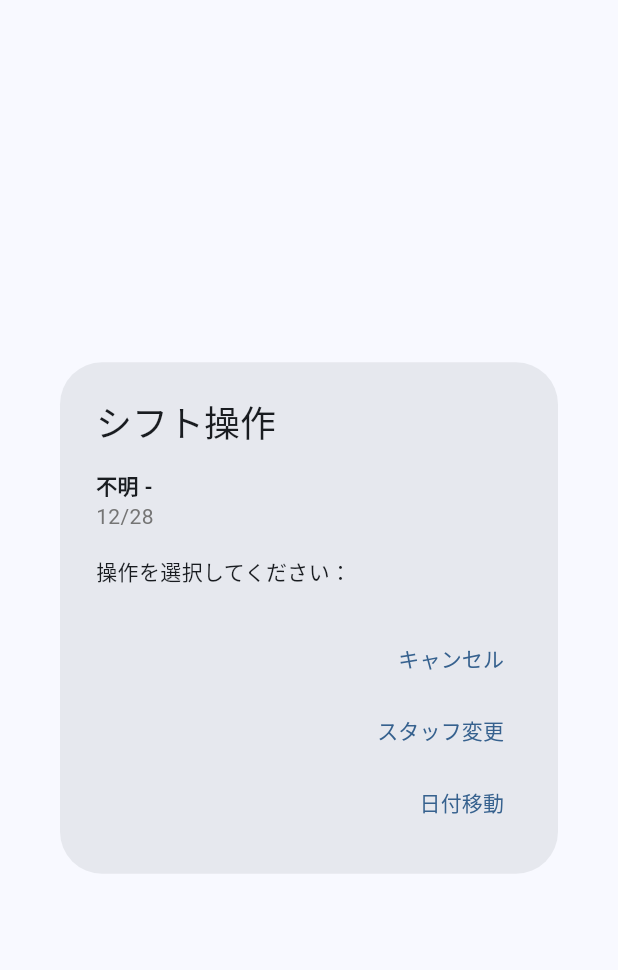
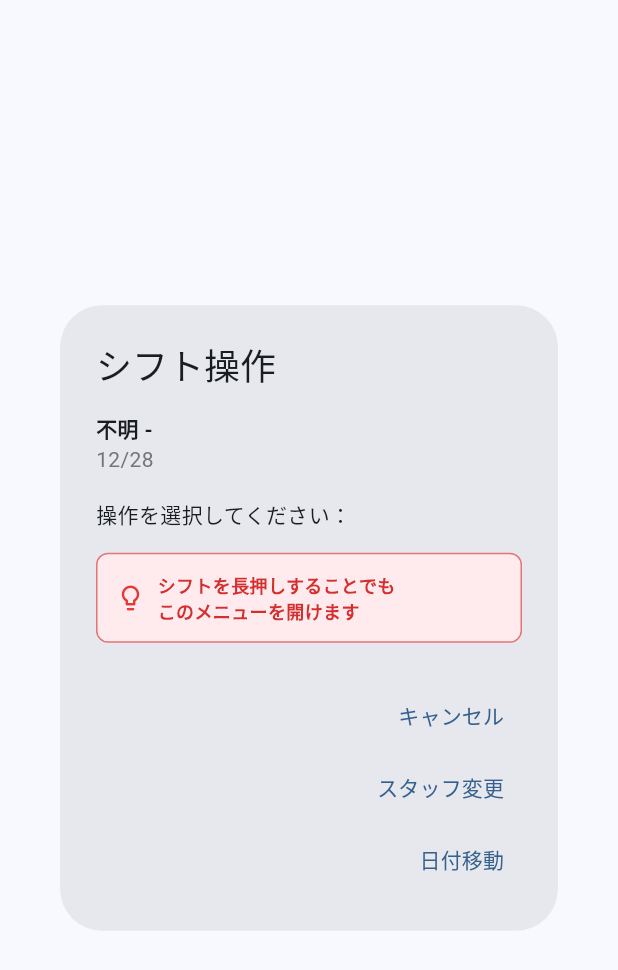
Before and after one commit to shi-takahashi/shift_kobo, a Flutter app: the ShiftQuickActionDialog widget shown alone on an empty page, opened directly with empty values, on a phone screen of 412 x 824 dp. Shown: the top 970 px of the screen. Run offline on Flutter 3.47's test engine with Material 3 defaults, Android fonts, the phone set to English and light mode, and no system bars; our stand-ins replace cloud_firestore, cloud_functions, file_picker, firebase_analytics, firebase_auth, firebase_core and 10 more; missing offline and left inert: excel, holiday_jp; accounts and stored records are empty; network calls fail.

Commit message:
シフトメニューに操作を追加し、クイックアクションダイアログを表示

```diff
--- a/lib/screens/calendar_screen.dart
+++ b/lib/screens/calendar_screen.dart
@@ -1266,6 +1266,9 @@ class _ShiftTile extends StatelessWidget {
                         case 'edit':
                           onEdit(shift);
                           break;
+                        case 'action':
+                          if (onQuickAction != null) onQuickAction!(shift);
+                          break;
                         case 'delete':
                           if (onDelete != null) onDelete!(shift);
                           break;
@@ -1279,6 +1282,16 @@ class _ShiftTile extends StatelessWidget {
                             Icon(Icons.edit, size: 20),
                             SizedBox(width: 8),
                             Text('編集'),
+                          ],
+                        ),
+                      ),
+                      const PopupMenuItem(
+                        value: 'action',
+                        child: Row(
+                          children: [
+                            Icon(Icons.swap_horiz, size: 20, color: Colors.blue),
+                            SizedBox(width: 8),
+                            Text('操作', style: TextStyle(color: Colors.blue)),
                           ],
                         ),
                       ),
--- a/lib/widgets/shift_quick_action_dialog.dart
+++ b/lib/widgets/shift_quick_action_dialog.dart
@@ -1,9 +1,12 @@
 import 'package:flutter/material.dart';
 import 'package:provider/provider.dart';
+import 'package:shared_preferences/shared_preferences.dart';
 import '../models/shift.dart';
 import '../models/staff.dart';
 import '../providers/staff_provider.dart';
 import '../providers/shift_provider.dart';
+
+const String _kQuickActionHintShownKey = 'quick_action_hint_shown';
 
 class ShiftQuickActionDialog extends StatefulWidget {
   final Shift shift;
@@ -20,6 +23,26 @@ class ShiftQuickActionDialog extends StatefulWidget {
 }
 
 class _ShiftQuickActionDialogState extends State<ShiftQuickActionDialog> {
+  bool _showHint = false;
+
+  @override
+  void initState() {
+    super.initState();
+    _checkFirstTimeHint();
+  }
+
+  Future<void> _checkFirstTimeHint() async {
+    final prefs = await SharedPreferences.getInstance();
+    final hintShown = prefs.getBool(_kQuickActionHintShownKey) ?? false;
+    if (!hintShown && mounted) {
+      setState(() {
+        _showHint = true;
+      });
+      // フラグを保存（次回以降は表示しない）
+      await prefs.setBool(_kQuickActionHintShownKey, true);
+    }
+  }
+
   @override
   Widget build(BuildContext context) {
     final staffProvider = context.read<StaffProvider>();
@@ -41,6 +64,34 @@ class _ShiftQuickActionDialogState extends State<ShiftQuickActionDialog> {
           ),
           const SizedBox(height: 16),
           const Text('操作を選択してください：'),
+          // 初回のみヒントを表示
+          if (_showHint) ...[
+            const SizedBox(height: 16),
+            Container(
+              padding: const EdgeInsets.all(12),
+              decoration: BoxDecoration(
+                color: Colors.red.shade50,
+                borderRadius: BorderRadius.circular(8),
+                border: Border.all(color: Colors.red.shade300),
+              ),
+              child: Row(
+                children: [
+                  Icon(Icons.lightbulb_outline, color: Colors.red.shade600, size: 20),
+                  const SizedBox(width: 8),
+                  Expanded(
+                    child: Text(
+                      'シフトを長押しすることでも\nこのメニューを開けます',
+                      style: TextStyle(
+                        color: Colors.red.shade700,
+                        fontSize: 12,
+                        fontWeight: FontWeight.bold,
+                      ),
+                    ),
+                  ),
+                ],
+              ),
+            ),
+          ],
         ],
       ),
       actions: [
```
